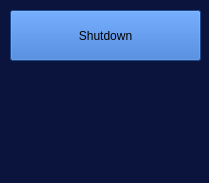
Old version of the form raspberry_pi/system.ui in the repository ParanoidAndroid-42/Ventilator_GUI.
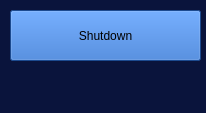
New version of the form.

Diff of the .ui file:
```diff
--- a/raspberry_pi/system.ui
+++ b/raspberry_pi/system.ui
@@ -6,8 +6,8 @@
    <rect>
     <x>0</x>
     <y>0</y>
-    <width>209</width>
-    <height>183</height>
+    <width>206</width>
+    <height>113</height>
    </rect>
   </property>
   <property name="windowTitle">
```
Left out of the diff: 2 changed lines with no effect on the pictures.
